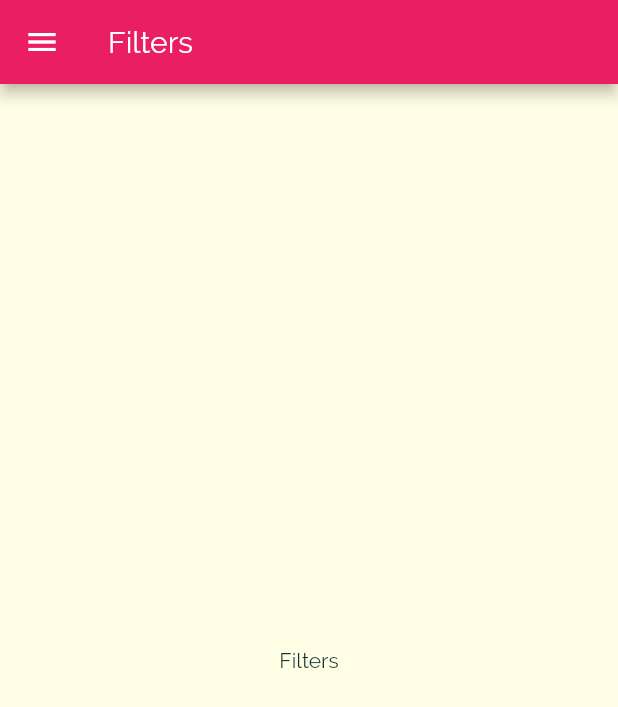
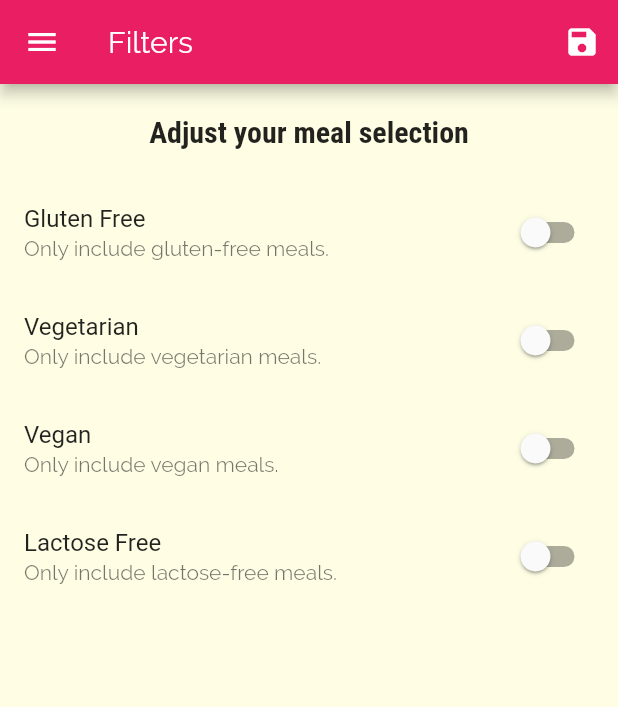
Before and after one commit to JuanBalceda/deli_meals, a Flutter app: the FiltersScreen screen opened by its route, on a phone screen of 412 x 824 dp. Shown: the top 707 px of the screen. Run offline on Flutter 3.47's test engine with Material 2 defaults, Android fonts, the phone set to English and light mode, and no system bars.

```diff
--- a/lib/main.dart
+++ b/lib/main.dart
@@ -1,3 +1,5 @@
+import 'package:deli_meals/dummy_data.dart';
+import 'package:deli_meals/models/meal.dart';
 import 'package:deli_meals/screens/categories_screen.dart';
 import 'package:deli_meals/screens/category_meals_screen.dart';
 import 'package:deli_meals/screens/filters_screen.dart';
@@ -10,8 +12,55 @@ void main() {
   runApp(MyApp());
 }
 
-class MyApp extends StatelessWidget {
+class MyApp extends StatefulWidget {
   // This widget is the root of your application.
+  @override
+  _MyAppState createState() => _MyAppState();
+}
+
+class _MyAppState extends State<MyApp> {
+  List<Meal> availableMeals = DUMMY_MEALS;
+  List<Meal> favoriteMeals = [];
+
+  Map<String, bool> _filters = {
+    'gluten': false,
+    'vegetarian': false,
+    'vegan': false,
+    'lactose': false,
+  };
+
+  void _setFilters(Map<String, bool> filtersData) {
+    setState(() {
+      _filters = filtersData;
+
+      availableMeals = DUMMY_MEALS.where((meal) {
+        if (_filters['gluten']! && !meal.isGlutenFree) return false;
+        if (_filters['vegetarian']! && !meal.isVegetarian) return false;
+        if (_filters['vegan']! && !meal.isVegan) return false;
+        if (_filters['lactose']! && !meal.isLactoseFree) return false;
+
+        return true;
+      }).toList();
+    });
+  }
+
+  void _toogleFavorite(String mealId) {
+    final existingIndex = favoriteMeals.indexWhere((meal) => meal.id == mealId);
+    if (existingIndex >= 0) {
+      setState(() {
+        favoriteMeals.removeAt(existingIndex);
+      });
+    } else {
+      setState(() {
+        favoriteMeals.add(DUMMY_MEALS.firstWhere((meal) => meal.id == mealId));
+      });
+    }
+  }
+
+  bool _isFavoriteMeal(String mealId) {
+    return favoriteMeals.any((meal) => meal.id == mealId);
+  }
+
   @override
   Widget build(BuildContext context) {
     return MaterialApp(
@@ -20,10 +69,12 @@ class MyApp extends StatelessWidget {
       // home: CategoriesScreen(),
       // initialRoute: '/',
       routes: {
-        '/': (ctx) => TabsScreen(),
-        CategoryMealsScreen.ROUTE_NAME: (ctx) => CategoryMealsScreen(),
-        MealDetailScreen.ROUTE_NAME: (ctx) => MealDetailScreen(),
-        FiltersScreen.ROUTE_NAME: (ctx) => FiltersScreen(),
+        '/': (ctx) => TabsScreen(favoriteMeals),
+        CategoryMealsScreen.ROUTE_NAME: (ctx) =>
+            CategoryMealsScreen(availableMeals),
+        MealDetailScreen.ROUTE_NAME: (ctx) =>
+            MealDetailScreen(_toogleFavorite, _isFavoriteMeal),
+        FiltersScreen.ROUTE_NAME: (ctx) => FiltersScreen(_filters, _setFilters),
       },
       onGenerateRoute: (settings) {
         print(settings.arguments);
--- a/lib/screens/category_meals_screen.dart
+++ b/lib/screens/category_meals_screen.dart
@@ -1,10 +1,12 @@
-import 'package:deli_meals/dummy_data.dart';
 import 'package:deli_meals/models/meal.dart';
 import 'package:deli_meals/widgets/meal_item.dart';
 import 'package:flutter/material.dart';
 
 class CategoryMealsScreen extends StatefulWidget {
   static const ROUTE_NAME = '/category-meals';
+  List<Meal> meals;
+
+  CategoryMealsScreen(this.meals);
 
   @override
   _CategoryMealsScreenState createState() => _CategoryMealsScreenState();
@@ -23,15 +25,9 @@ class _CategoryMealsScreenState extends State<CategoryMealsScreen> {
     final String categoryId = routeArgs['id']!;
     categoryTitle = routeArgs['title']!;
 
-    displayedMeals = DUMMY_MEALS
+    displayedMeals = widget.meals
         .where((meal) => meal.categories.contains(categoryId))
         .toList();
-  }
-
-  void _removeMeal(String mealId) {
-    setState(() {
-      displayedMeals.removeWhere((meal) => meal.id == mealId);
-    });
   }
 
   @override
@@ -50,7 +46,6 @@ class _CategoryMealsScreenState extends State<CategoryMealsScreen> {
             duration: meal.duration,
             complexity: meal.complexity,
             affordability: meal.affordability,
-            removeItem: _removeMeal,
           );
         },
         itemCount: displayedMeals.length,
--- a/lib/screens/favorites_screen.dart
+++ b/lib/screens/favorites_screen.dart
@@ -1,10 +1,33 @@
+import 'package:deli_meals/models/meal.dart';
+import 'package:deli_meals/widgets/meal_item.dart';
 import 'package:flutter/material.dart';
 
 class FavoritesScreen extends StatelessWidget {
+  final List<Meal> _favoriteMeals;
+
+  FavoritesScreen(this._favoriteMeals);
+
   @override
   Widget build(BuildContext context) {
-    return Center(
-      child: Text('Favorites'),
-    );
+    if (_favoriteMeals.isEmpty) {
+      return Center(
+        child: Text('You have no favorites yet - start adding some!'),
+      );
+    } else {
+      return ListView.builder(
+        itemBuilder: (ctx, index) {
+          var meal = _favoriteMeals[index];
+          return MealItem(
+            id: meal.id,
+            title: meal.title,
+            imageUrl: meal.imageUrl,
+            duration: meal.duration,
+            complexity: meal.complexity,
+            affordability: meal.affordability,
+          );
+        },
+        itemCount: _favoriteMeals.length,
+      );
+    }
   }
 }
--- a/lib/screens/filters_screen.dart
+++ b/lib/screens/filters_screen.dart
@@ -1,18 +1,122 @@
 import 'package:deli_meals/widgets/main_drawer.dart';
 import 'package:flutter/material.dart';
 
-class FiltersScreen extends StatelessWidget {
+class FiltersScreen extends StatefulWidget {
   static const ROUTE_NAME = '/filters';
+
+  Map<String, bool> _filters;
+
+  Function _saveFilters;
+
+  FiltersScreen(this._filters, this._saveFilters);
+
+  @override
+  _FiltersScreenState createState() => _FiltersScreenState();
+}
+
+class _FiltersScreenState extends State<FiltersScreen> {
+  bool _glutenFree = false;
+  bool _vegetarian = false;
+  bool _vegan = false;
+  bool _lactoseFree = false;
+
+  @override
+  void initState() {
+    super.initState();
+
+    this._glutenFree = widget._filters['gluten']!;
+    this._vegetarian = widget._filters['vegetarian']!;
+    this._vegan = widget._filters['vegan']!;
+    this._lactoseFree = widget._filters['lactose']!;
+  }
+
   @override
   Widget build(BuildContext context) {
     return Scaffold(
       appBar: AppBar(
         title: Text('Filters'),
+        actions: [
+          IconButton(
+              icon: Icon(Icons.save),
+              onPressed: () {
+                Map<String, bool> currentFilters = {
+                  'gluten': _glutenFree,
+                  'vegetarian': _vegetarian,
+                  'vegan': _vegan,
+                  'lactose': _lactoseFree,
+                };
+                widget._saveFilters(currentFilters);
+              }),
+        ],
       ),
       drawer: MainDrawer(),
-      body: Center(
-        child: Text('Filters'),
+      body: Column(
+        children: [
+          Container(
+            padding: EdgeInsets.all(20),
+            child: Text(
+              'Adjust your meal selection',
+              style: Theme.of(context).textTheme.headline6,
+            ),
+          ),
+          Expanded(
+            child: ListView(
+              children: [
+                _buildSwitchListTile(
+                  'Gluten Free',
+                  'Only include gluten-free meals.',
+                  _glutenFree,
+                  (newValue) {
+                    setState(() {
+                      _glutenFree = newValue;
+                    });
+                  },
+                ),
+                _buildSwitchListTile(
+                  'Vegetarian',
+                  'Only include vegetarian meals.',
+                  _vegetarian,
+                  (newValue) {
+                    setState(() {
+                      _vegetarian = newValue;
+                    });
+                  },
+                ),
+                _buildSwitchListTile(
+                  'Vegan',
+                  'Only include vegan meals.',
+                  _vegan,
+                  (newValue) {
+                    setState(() {
+                      _vegan = newValue;
+                    });
+                  },
+                ),
+                _buildSwitchListTile(
+                  'Lactose Free',
+                  'Only include lactose-free meals.',
+                  _lactoseFree,
+                  (newValue) {
+                    setState(() {
+                      _lactoseFree = newValue;
+                    });
+                  },
+                ),
+              ],
+            ),
+          )
+        ],
       ),
     );
   }
+
+  SwitchListTile _buildSwitchListTile(String title, String description,
+      bool currentValue, Function updateValue) {
+    return SwitchListTile(
+      value: currentValue,
+      onChanged: (newValue) => updateValue(newValue),
+      title: Text(title),
+      subtitle: Text(description),
+    );
+  }
 }
```
Also changed, not shown: lib/screens/meal_detail_screen.dart (+9 -4 lines), lib/screens/tabs_screen.dart (+12 -2 lines), lib/widgets/meal_item.dart (+1 -7 lines).
